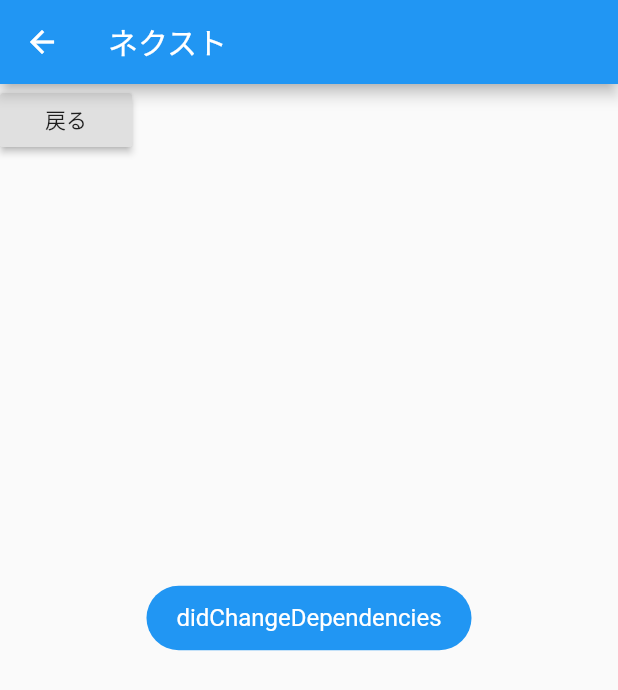
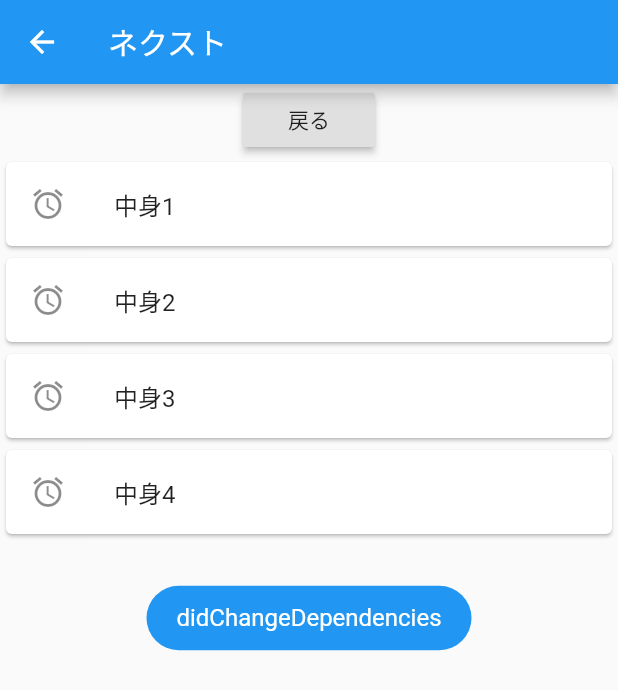
Before and after one commit to selfstudymaster/flutter_study, a Flutter app: the NextScreen screen opened directly, on a phone screen of 412 x 824 dp. Shown: the top 690 px of the screen. Run offline on Flutter 3.47's test engine with Material 2 defaults, Android fonts, the phone set to English and light mode, and no system bars; our stand-ins replace fluttertoast.

Commit message:
ListViewの課題

```diff
--- a/lib/next_screen.dart
+++ b/lib/next_screen.dart
@@ -58,7 +58,41 @@ class _NextScreenState extends State<NextScreen> {
           RaisedButton(
             child: Text("戻る"),
             onPressed: () => Navigator.pop(context),
-          )
+          ),
+
+          Expanded(
+            flex: 1,
+            child: ListView(
+              children: [
+                Card(
+                  child: ListTile(
+                    leading: Icon(Icons.access_alarm),
+                      title:Text("中身1"),
+                  ),
+                ),
+                Card(
+                  child: ListTile(
+                    leading: Icon(Icons.access_alarm),
+                    title:Text("中身2"),
+                  ),
+                ),
+                Card(
+                  child: ListTile(
+                    leading: Icon(Icons.access_alarm),
+                    title:Text("中身3"),
+                  ),
+                ),
+                Card(
+                  child: ListTile(
+                    leading: Icon(Icons.access_alarm),
+                    title:Text("中身4"),
+                  ),
+                ),
+              ],
+
+            ),
+          ),
+
         ],
       ),
     );
```
